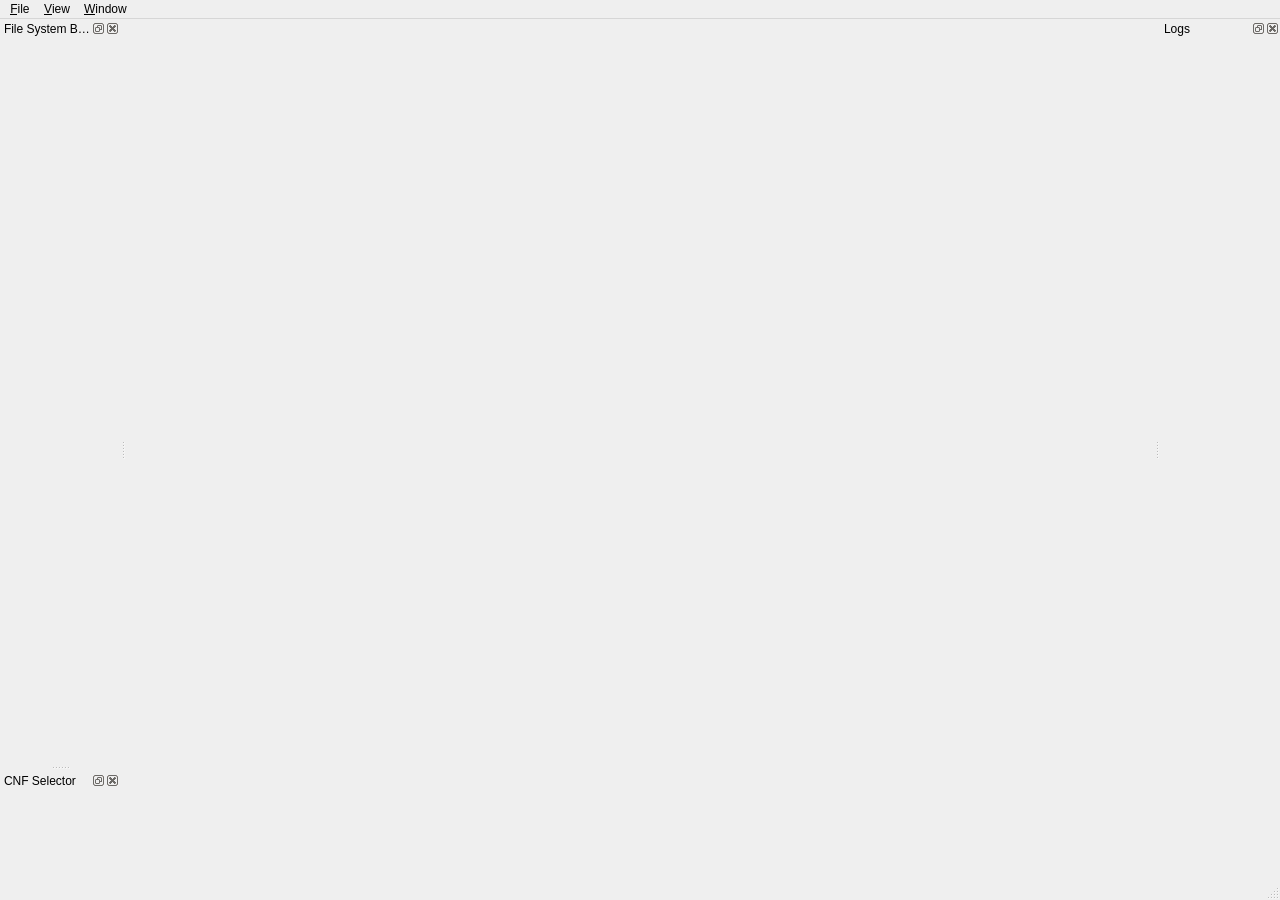
Above: src/mainwindow.ui from kuanyui/qkiss before the change. Below: the same form after it.
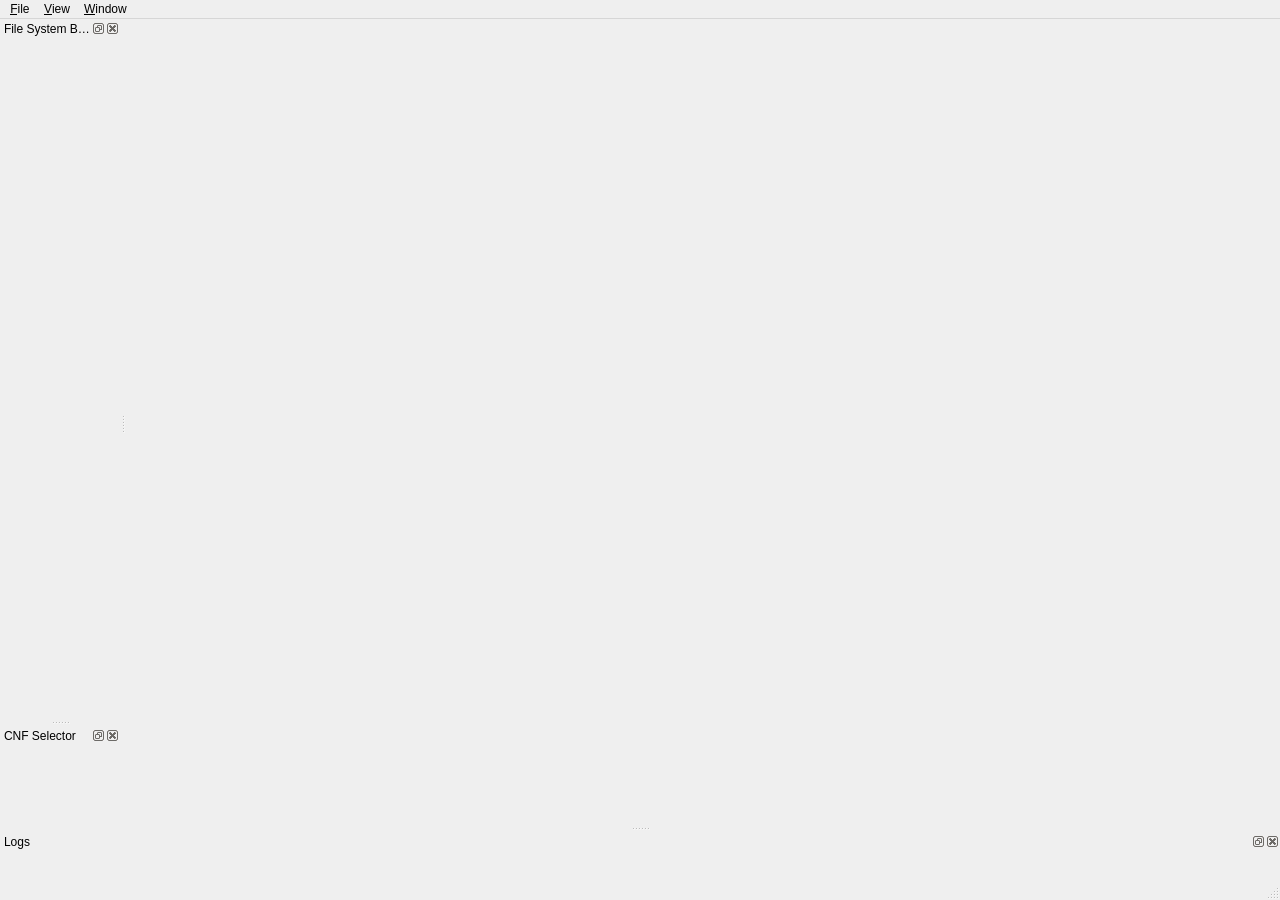
That is the form after the change. Icons and pictures are not drawn.

Commit message: refactor: [mainwindow.ui] Refactor with Designer.

The edit to the form file:
```diff
--- a/src/mainwindow.ui
+++ b/src/mainwindow.ui
@@ -92,7 +92,7 @@
     <string>Logs</string>
    </property>
    <attribute name="dockWidgetArea">
-    <number>2</number>
+    <number>8</number>
    </attribute>
    <widget class="QWidget" name="dockWidgetContents_3"/>
   </widget>
```
Left out of the diff: 2 changed lines with no effect on the pictures. The commit also changes 1 other file.
